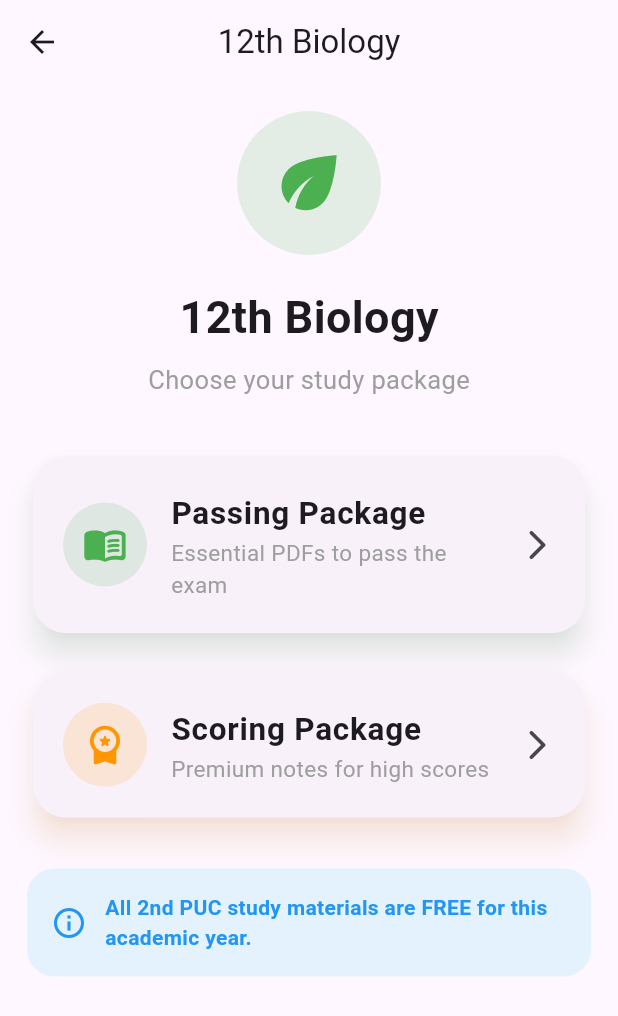
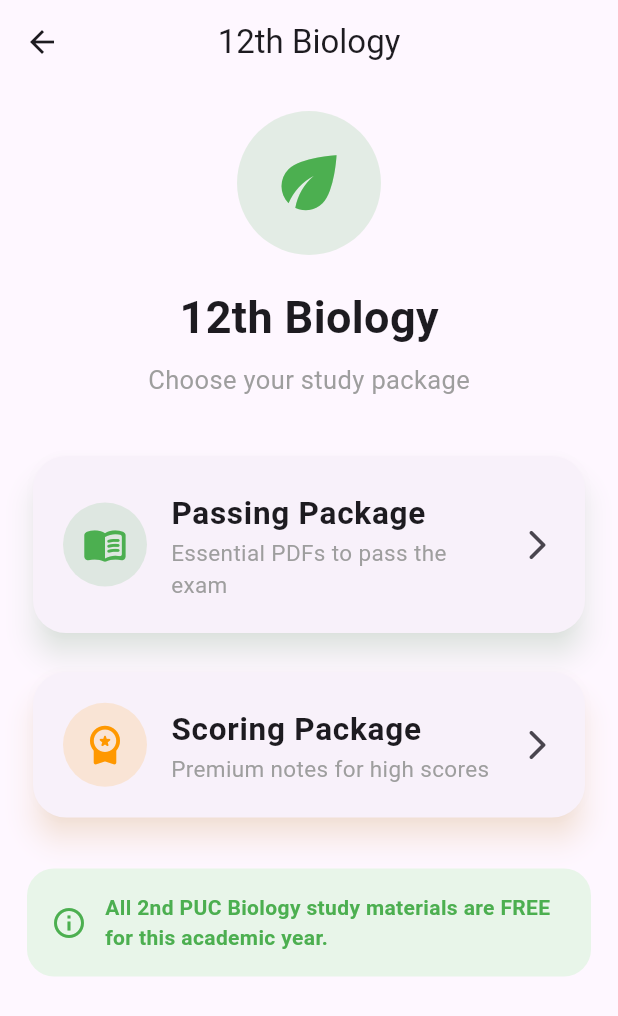
Before and after one commit to adityadu039-360/TopperGuru, a Flutter app: the Class12Page screen opened directly, after a tap on "Biology", on a phone screen of 412 x 824 dp. Shown: the top 1016 px of the screen. Run offline on Flutter 3.47's test engine with Material 3 defaults, Android fonts, the phone set to English and light mode, and no system bars; our stand-ins replace shared_preferences; accounts and stored records are empty.

Commit message:
Complete 2nd PUC Biology section

```diff
--- a/lib/class12_biology_page.dart
+++ b/lib/class12_biology_page.dart
@@ -1,19 +1,189 @@
 import 'package:flutter/material.dart';
 import 'class12_passing_package_page.dart';
 import 'class12_scoring_package_page.dart';
-import 'class12_physics_page.dart';
 
 class Class12BiologyPage extends StatelessWidget {
   const Class12BiologyPage({super.key});
 
   @override
   Widget build(BuildContext context) {
-    return const Subject12Page(
+    return Subject12Page(
       title: "12th Biology",
       icon: Icons.eco,
       color: Colors.green,
-      passingPage: Class12PassingPackagePage(),
-      scoringPage: Class12ScoringPackagePage(),
+      passingPage: const Class12PassingPackagePage(),
+      scoringPage: const Class12ScoringPackagePage(),
     );
   }
 }
+
+class Subject12Page extends StatelessWidget {
+  final String title;
+  final IconData icon;
+  final Color color;
+  final Widget passingPage;
+  final Widget scoringPage;
+
+  const Subject12Page({
+    super.key,
+    required this.title,
+    required this.icon,
+    required this.color,
+    required this.passingPage,
+    required this.scoringPage,
+  });
+
+  Widget buildCard({
+    required BuildContext context,
+    required IconData icon,
+    required Color color,
+    required String title,
+    required String subtitle,
+    required Widget page,
+  }) {
+    return Card(
+      elevation: 8,
+      shadowColor: color.withOpacity(0.25),
+      shape: RoundedRectangleBorder(
+        borderRadius: BorderRadius.circular(22),
+      ),
+      child: ListTile(
+        contentPadding: const EdgeInsets.symmetric(
+          horizontal: 20,
+          vertical: 14,
+        ),
+        leading: CircleAvatar(
+          radius: 28,
+          backgroundColor: color.withOpacity(0.15),
+          child: Icon(
+            icon,
+            color: color,
+            size: 30,
+          ),
+        ),
+        title: Text(
+          title,
+          style: const TextStyle(
+            fontSize: 21,
+            fontWeight: FontWeight.bold,
+          ),
+        ),
+        subtitle: Text(
+          subtitle,
+          style: const TextStyle(
+            fontSize: 15,
+            color: Colors.grey,
+          ),
+        ),
+        trailing: const Icon(Icons.arrow_forward_ios_rounded),
+        onTap: () {
+          Navigator.push(
+            context,
+            MaterialPageRoute(
+              builder: (_) => page,
+            ),
+          );
+        },
+      ),
+    );
+  }
+
+  @override
+  Widget build(BuildContext context) {
+    return Scaffold(
+      appBar: AppBar(
+        title: Text(title),
+        centerTitle: true,
+      ),
+      body: SingleChildScrollView(
+        padding: const EdgeInsets.all(18),
+        child: Column(
+          children: [
+            Hero(
+              tag: title,
+              child: CircleAvatar(
+                radius: 48,
+                backgroundColor: color.withOpacity(0.15),
+                child: Icon(
+                  icon,
+                  color: color,
+                  size: 55,
+                ),
+              ),
+            ),
+
+            const SizedBox(height: 20),
+
+            Text(
+              title,
+              style: const TextStyle(
+                fontSize: 30,
+                fontWeight: FontWeight.bold,
+              ),
+            ),
+
+            const SizedBox(height: 8),
+
+            const Text(
+              "Choose your study package",
+              style: TextStyle(
+                fontSize: 17,
+                color: Colors.grey,
+              ),
+            ),
+
+            const SizedBox(height: 35),
+
+            buildCard(
+              context: context,
+              icon: Icons.menu_book_rounded,
+              color: Colors.green,
+              title: "Passing Package",
+              subtitle: "Essential PDFs to pass the exam",
+              page: passingPage,
+            ),
+
+            const SizedBox(height: 18),
+
+            buildCard(
+              context: context,
+              icon: Icons.workspace_premium_rounded,
+              color: Colors.orange,
+              title: "Scoring Package",
+              subtitle: "Premium notes for high scores",
+              page: scoringPage,
+            ),
+
+            const SizedBox(height: 30),
+
+            Container(
+              padding: const EdgeInsets.all(16),
+              decoration: BoxDecoration(
+                color: Colors.green.shade50,
+                borderRadius: BorderRadius.circular(18),
+              ),
+              child: const Row(
+                children: [
+                  Icon(
+                    Icons.info_outline,
+                    color: Colors.green,
+                  ),
+                  SizedBox(width: 12),
+                  Expanded(
+                    child: Text(
+                      "All 2nd PUC Biology study materials are FREE for this academic year.",
+                      style: TextStyle(
+                        fontWeight: FontWeight.w600,
+                        color: Colors.green,
+                      ),
+                    ),
+                  ),
+                ],
+              ),
+            ),
+          ],
+        ),
+      ),
+    );
+  }
+}
```
